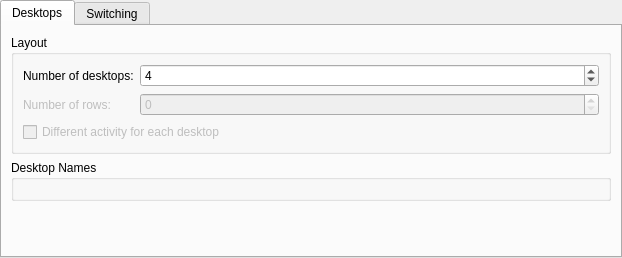
First picture: the form in kcmkwin/kwindesktop/main.ui, repository KDE/kwin, before the edit.
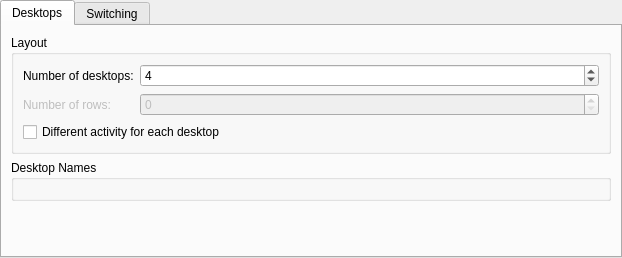
Second picture: the form after the edit. Custom widgets are drawn as their Qt base class.

Commit message: make the different activity for each desktop option actually work, by using dbus calls on plasma (the option will still be disabled if plasma-desktop isn't running)

What changed in the file:
```diff
--- a/kcmkwin/kwindesktop/main.ui
+++ b/kcmkwin/kwindesktop/main.ui
@@ -84,9 +84,6 @@
           </item>
           <item row="2" column="0" colspan="2">
            <widget class="QCheckBox" name="activityCheckBox">
-            <property name="enabled">
-             <bool>false</bool>
-            </property>
             <property name="text">
              <string>Different activity for each desktop</string>
             </property>
```
The commit also changes 1 other file.
